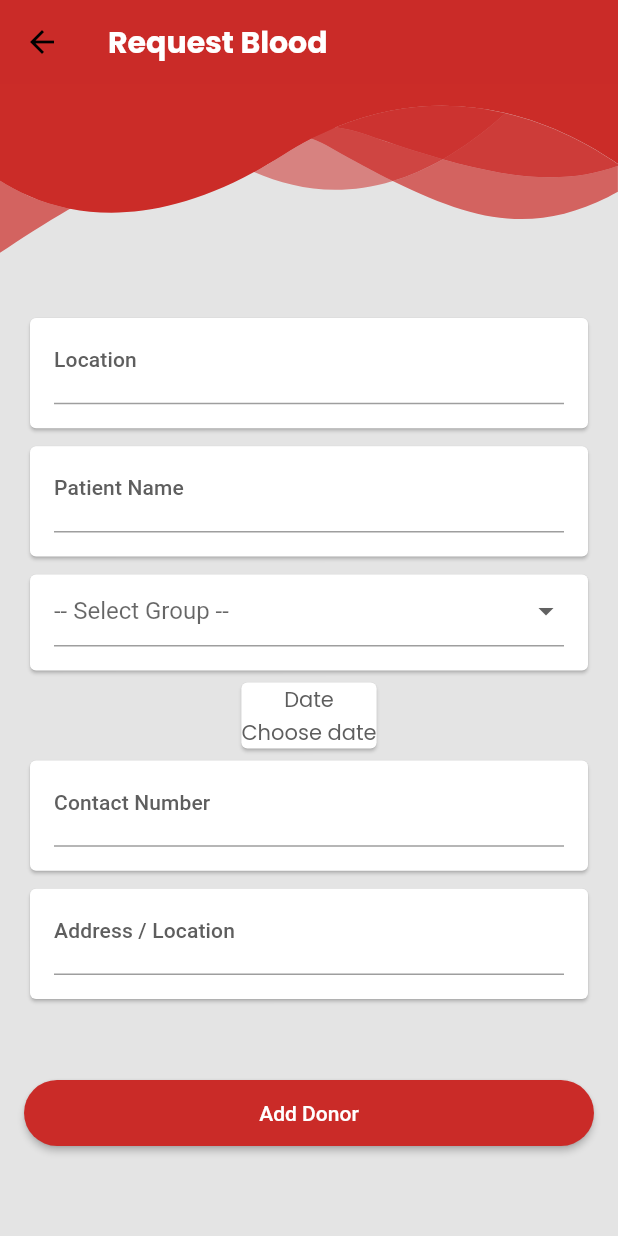
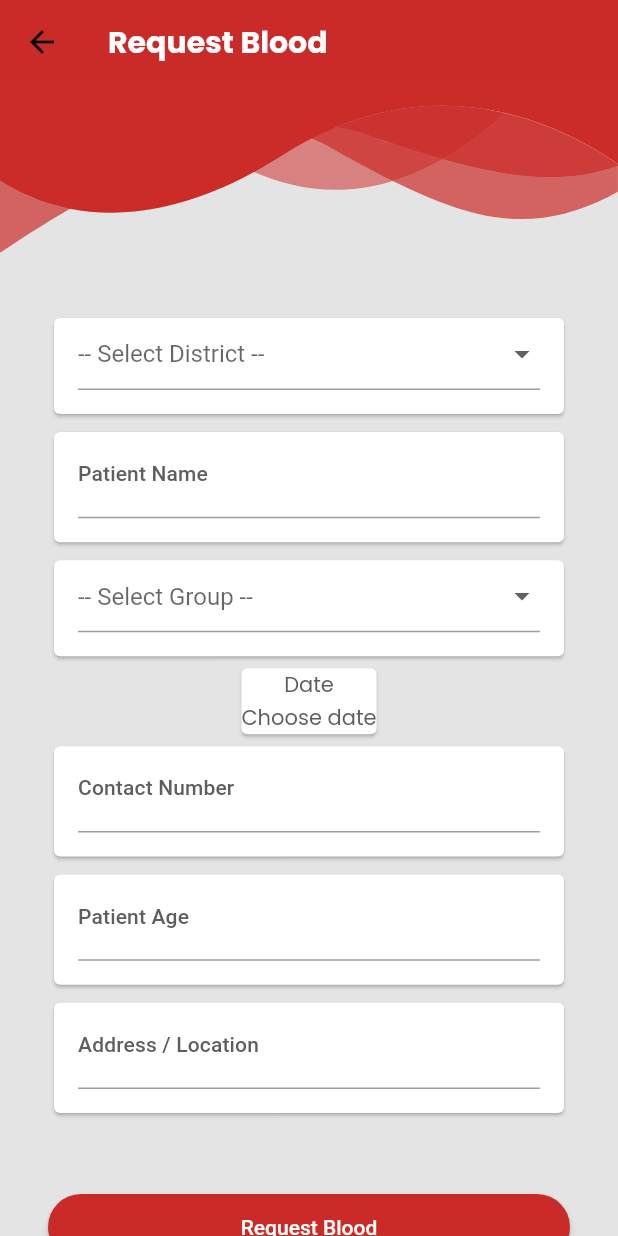
Before and after one commit to ravikant-paudel/Blood, a Flutter app: the RequestBloodPage screen opened directly, after a tap on "Date", on a phone screen of 412 x 824 dp. Run offline on Flutter 3.47's test engine with Material 2 defaults, Android fonts, the phone set to English and light mode, and no system bars; our stand-ins replace cloud_firestore, connectivity, firebase_auth, firebase_core, flutter_riverpod, flutter_svg and 7 more; missing offline and left inert: nepali_date_picker; accounts and stored records are empty; generated files the repository leaves out were written again.

Commit message:
Working in Request blood page.

```diff
--- a/lib/pages/request_blood_page.dart
+++ b/lib/pages/request_blood_page.dart
@@ -2,6 +2,7 @@ import 'package:blood/component/button.dart';
 import 'package:blood/component/gaps.dart';
 import 'package:blood/helper/router/go_router.dart';
 import 'package:blood/providers/request_blood_provider.dart';
+import 'package:blood/utils/blood_list_view.dart';
 import 'package:blood/utils/resources/colors.dart';
 import 'package:blood/utils/resources/dimens.dart';
 import 'package:blood/utils/shortcuts.dart';
@@ -10,9 +11,13 @@ import 'package:blood/widgets/blood_text_form.dart';
 import 'package:blood/widgets/custom_app_bar.dart';
 import 'package:flutter/material.dart';
 import 'package:flutter_riverpod/flutter_riverpod.dart';
+import 'package:nepali_date_picker/nepali_date_picker.dart' as picker;
+import 'package:nepali_date_picker/nepali_date_picker.dart';
 
 class RequestBloodPage extends StatelessWidget {
   RequestBloodPage({Key? key}) : super(key: key);
+
+  NepaliDateTime? _selectedDateTime = NepaliDateTime.now();
 
   final List<String> _dropdownItems = ['A+', 'A-', 'B+', 'B-', 'AB+', 'O+', 'O-'];
 
@@ -31,23 +36,31 @@ class RequestBloodPage extends StatelessWidget {
         if (state.isSuccess) {
           goRouter.pop(context);
         }
-        print(state.bloodGroup);
-        logThis(state.bloodGroup, tag: 'State.blood');
-        return ListView(
+        return BloodListView(
           children: [
             Padding(
               padding: const EdgeInsets.all(16.0),
               child: Form(
                 key: reqBloodProvider.requestFormKey,
                 child: Column(
-                  children: <Widget>[
-                    // ChooseBloodGroupComponent(),
-                    const VerticalGap(d_margin2),
-                    BloodTextForm(
-                      onChanged: reqBloodProvider.updatePatientLocation,
-                      validator: (value) => value,
-                      labelText: 'Location',
-                      hintText: 'Enter your location',
+                  children: [
+                    Card(
+                      child: Padding(
+                        padding: const EdgeInsets.only(bottom: 16, top: 0, right: 16, left: 16),
+                        child: DropdownButtonFormField<String>(
+                          validator: (value) => value == null ? 'Please select district' : null,
+                          isExpanded: true,
+                          hint: const Text('-- Select District --'),
+                          items: dropdownDistrict.map((String value) {
+                            return DropdownMenuItem<String>(
+                              value: value,
+                              child: Text(value),
+                            );
+                          }).toList(),
+                          value: state.district,
+                          onChanged: reqBloodProvider.updateDistrict,
+                        ),
+                      ),
                     ),
                     const VerticalGap(d_margin05),
                     BloodTextForm(
@@ -75,16 +88,15 @@ class RequestBloodPage extends StatelessWidget {
                       ),
                     ),
                     InkWell(
-                      onTap: () {
-                        // NepaliDateTime _selectedDateTime = await picker.showMaterialDatePicker(
-                        //   context: context,
-                        //   initialDate: NepaliDateTime.now(),
-                        //   firstDate: NepaliDateTime(2000),
-                        //   lastDate: NepaliDateTime(2090),
-                        //   initialDatePickerMode: DatePickerMode.day,
-                        // );
-                        //
-                        // print(_selectedDateTime);
+                      onTap: () async {
+                        _selectedDateTime = await showMaterialDatePicker(
+                          context: context,
+                          initialDate: _selectedDateTime ?? NepaliDateTime.now(),
+                          firstDate: NepaliDateTime(1970, 2, 5),
+                          lastDate: NepaliDateTime(2099, 11, 6),
+                          initialDatePickerMode: DatePickerMode.day,
+                        );
+                        print(_selectedDateTime);
                       },
                       child: Card(
                         child: Column(
@@ -103,13 +115,20 @@ class RequestBloodPage extends StatelessWidget {
                     ),
                     const VerticalGap(d_margin05),
                     BloodTextForm(
+                      onChanged: reqBloodProvider.updatePatientAge,
+                      validator: (value) => value,
+                      keyboardType: TextInputType.phone,
+                      labelText: 'Patient Age',
+                    ),
+                    const VerticalGap(d_margin05),
+                    BloodTextForm(
                       onChanged: reqBloodProvider.updatePatientLocation,
                       validator: (value) => value,
                       labelText: 'Address / Location',
                     ),
                     const VerticalGap(d_margin6),
                     BloodButton(
-                      buttonText: 'Add Donor',
+                      buttonText: 'Request Blood',
                       onPressed: () {
                         if (reqBloodProvider.requestFormKey.currentState?.validate() ?? false) {
                           reqBloodProvider.submitBloodRequest();
@@ -147,4 +166,62 @@ class RequestBloodPage extends StatelessWidget {
       ),
     );
   }
+
+  final List<String> dropdownDistrict = [
+    'Achham',
+    'Arghakhanchi',
+    'Baglung',
+    'Baitadi',
+    'Bajhang',
+    'Bajura',
+    'Banke',
+    'Bara',
+    'Bardiya',
+    'Bhaktapur',
+    'Bhojpur',
+    'Chitwan',
+    'Dadeldhura',
+    'Dailekh',
+    'Dang Deukhuri',
+    'Darchula',
+    'Dhading',
+    'Dhankuta',
+    'Dhanusha',
+    'Dolakha',
+    'Dolpa',
+    'Doti',
+    'Gorkha',
+    'Gulmi',
+    'Humla',
+    'Ilam',
+    'Jajarkot',
+    'Jhapa',
+    'Jumla',
+    'Kailali',
+    'Kalikot',
+    'Kanchanpur',
+    'Kapilvastu',
+    'Kaski',
+    'Kathmandu',
+    'Kavrepalanchok',
+    'Khotang',
+    'Lalitpur',
+    'Lamjung',
+    'Mahottari',
+    'Makwanpur',
+    'Manang',
+    'Morang',
+    'Mugu',
+    'Mustang',
+    'Myagdi',
+    'Nawalparasi',
+    'Nuwakot',
+    'Okhaldhunga',
+    'Palpa',
+    'Panchthar',
+    'Parbat',
+    'Parsa',
+    'Pyuthan',
+    'Ramechhap'
+  ];
 }
--- a/lib/providers/dashboard_provider.dart
+++ b/lib/providers/dashboard_provider.dart
@@ -51,7 +51,7 @@ class DashboardState {
 
 Stream<List<RequestBloodModel>> obtainDataFrmDb() {
   return fbWrapper.getStreamListFrmDb(
-    Constants.request_collection,
+    Constants.requestCollection,
     (document) {
       final data = document.data();
       if (data == null) return RequestBloodModel.fromJson(const {});
--- a/lib/utils/constants.dart
+++ b/lib/utils/constants.dart
@@ -1,10 +1,9 @@
 class Constants {
   //Collection Names
-  static const String donor_collection = 'donors';
-  static const String user_collection = 'users';
-  static const String request_collection = 'request';
+  static const String donorCollection = 'donors';
+  static const String userCollection = 'users';
+  static const String requestCollection = 'request';
   static const String userId = 'userId';
   static const String userEmail = 'email';
   static const String createdAt = 'createdAt';
-
 }
--- a/lib/utils/resources/dimens.dart
+++ b/lib/utils/resources/dimens.dart
@@ -1,3 +1,4 @@
+//ignore_for_file: constant_identifier_names
 // Copyright (c) 2020 The Blood Authors. All rights reserved.
 
 // Always Use camelCase for dimen resources, prefixed with 'd_'.
--- a/lib/widgets/firebase_wrapper.dart
+++ b/lib/widgets/firebase_wrapper.dart
@@ -44,7 +44,7 @@ class FirebaseWrapper {
 
   Future<bool> authenticateUser(User signInUser) async {
     final QuerySnapshot result = await _firestore
-        .collection(Constants.user_collection)
+        .collection(Constants.userCollection)
         .where(
           Constants.userEmail,
           isEqualTo: signInUser.email,
@@ -66,7 +66,7 @@ class FirebaseWrapper {
       username: userName,
       notificationToken: notiToken,
     );
-    fbWrapper.insertToDb(Constants.user_collection, user.uid, user.toMap(user));
+    fbWrapper.insertToDb(Constants.userCollection, user.uid, user.toMap(user));
   }
 
   Future<void> insertToDb(String tableName, String docId, Map<String, dynamic> map) async {
--- a/pubspec.yaml
+++ b/pubspec.yaml
@@ -25,14 +25,14 @@ dependencies:
   flare_loading: ^3.0.0
   flutter_svg: ^1.0.0
   date_time_picker: ^2.1.0
-#  nepali_date_picker: ^4.2.0+1
+  nepali_date_picker: ^5.2.0
   go_router: ^2.5.2
 
 dev_dependencies:
   build_runner: ^2.1.5
   flutter_test:
     sdk: flutter
-  freezed: ^1.0.0
+  freezed: ^1.0.2
   freezed_annotation: ^1.0.0
   flutter_lints: ^1.0.4
   json_serializable: ^6.1.1
```
Also changed, not shown: lib/models/request_blood/request_blood_model.dart (+0 -47 lines), lib/providers/request_blood_provider.dart (+23 -79 lines), pubspec.lock.
